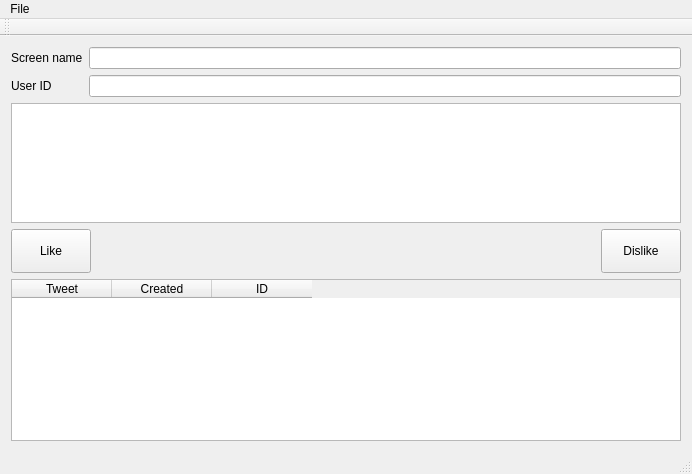
Old version of the form mainwindow.ui in the repository 607011/Twindicator.
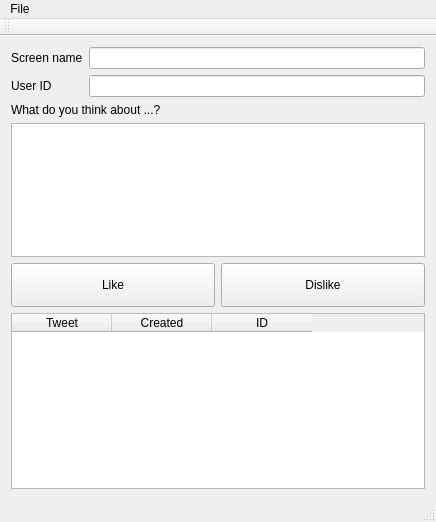
New version of the form.

The edit to the form file:
```diff
--- a/mainwindow.ui
+++ b/mainwindow.ui
@@ -6,8 +6,8 @@
    <rect>
     <x>0</x>
     <y>0</y>
-    <width>692</width>
-    <height>474</height>
+    <width>436</width>
+    <height>522</height>
    </rect>
   </property>
   <property name="mouseTracking">
@@ -53,6 +53,13 @@
       </item>
      </layout>
     </item>
+    <item>
+     <widget class="QLabel" name="label_3">
+      <property name="text">
+       <string>What do you think about ...?</string>
+      </property>
+     </widget>
+    </item>
     <item>
      <widget class="QTextEdit" name="tweetTextEdit">
       <property name="sizePolicy">
@@ -93,19 +100,6 @@
         </property>
        </widget>
       </item>
-      <item>
-       <spacer name="horizontalSpacer">
-        <property name="orientation">
-         <enum>Qt::Horizontal</enum>
-        </property>
-        <property name="sizeHint" stdset="0">
-         <size>
-          <width>40</width>
-          <height>20</height>
-         </size>
-        </property>
-       </spacer>
-      </item>
       <item>
        <widget class="QPushButton" name="dislikePushButton">
         <property name="sizePolicy">
@@ -153,7 +147,7 @@
     <rect>
      <x>0</x>
      <y>0</y>
-     <width>692</width>
+     <width>436</width>
      <height>21</height>
     </rect>
    </property>
```
